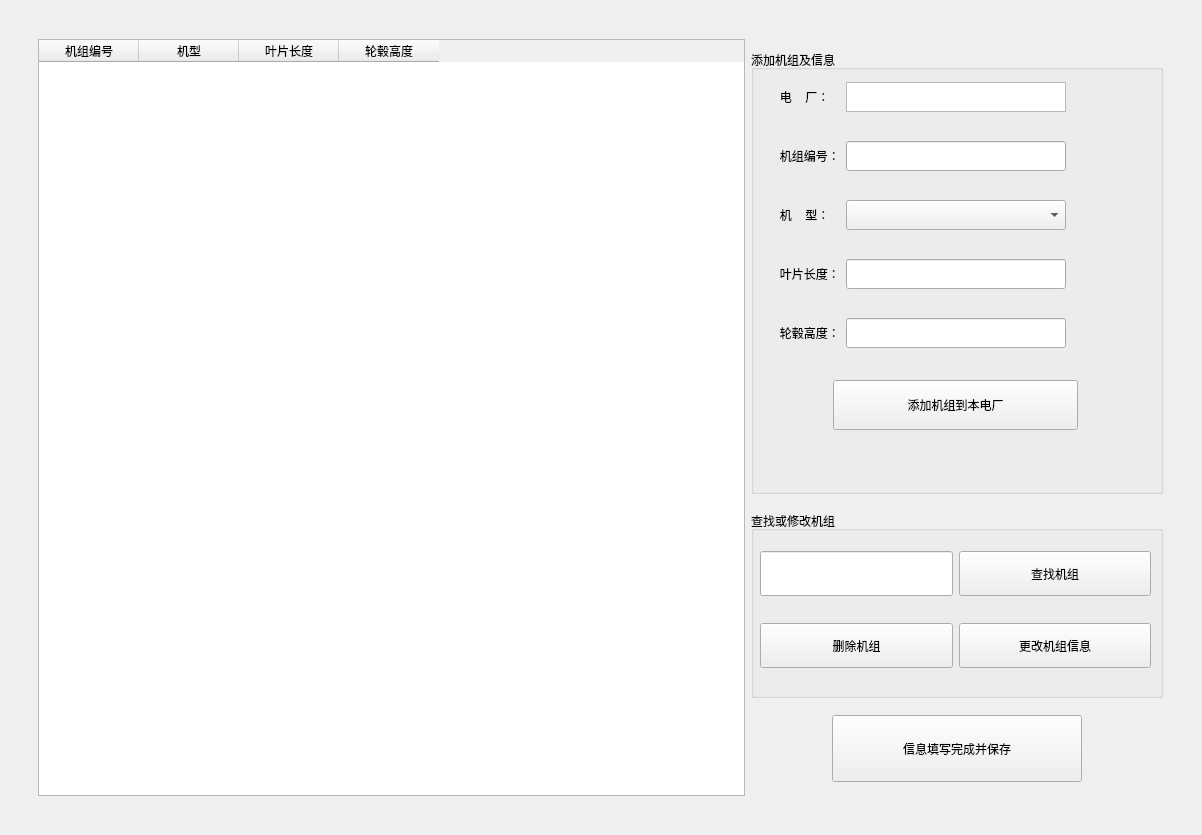
Old version of the form FillInformation.ui in the repository Burgundy-Red/FanBladeDetection.
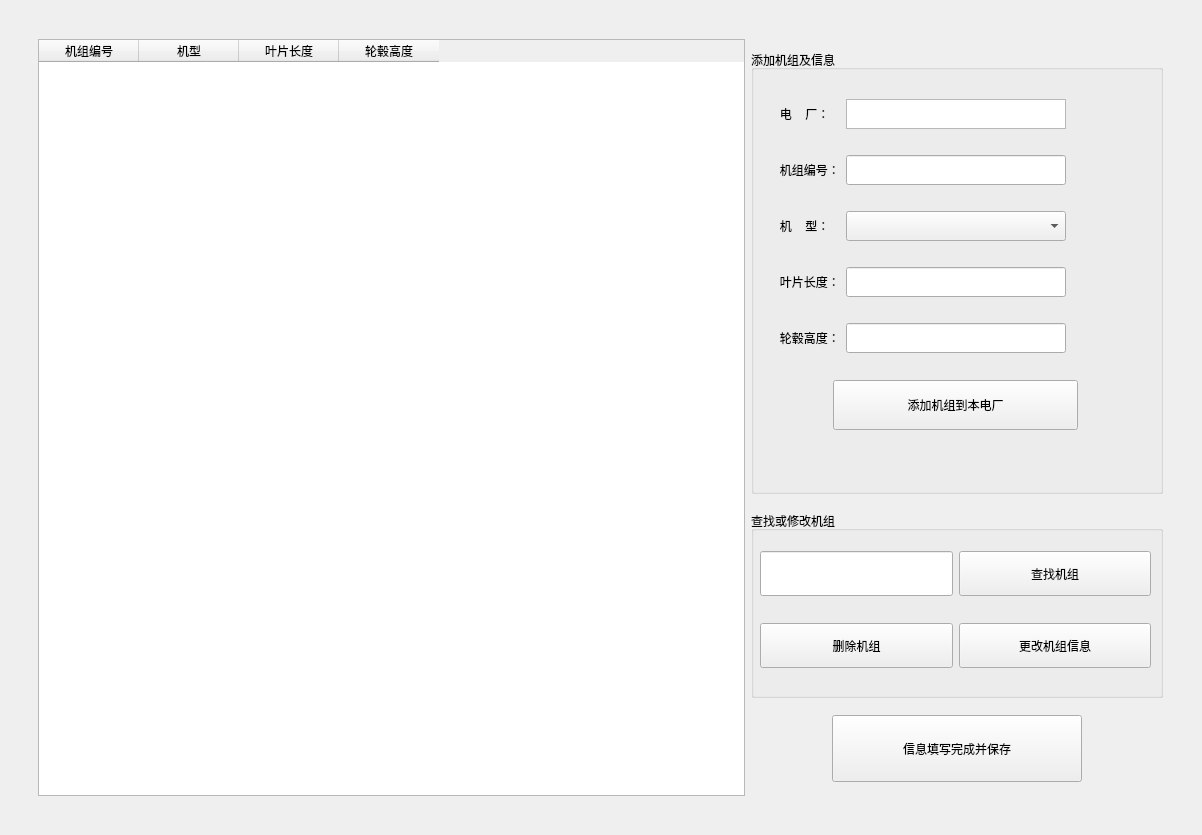
New version of the form.

Patch:
```diff
--- a/FillInformation.ui
+++ b/FillInformation.ui
@@ -93,9 +93,9 @@
             <property name="geometry">
              <rect>
               <x>9</x>
-              <y>9</y>
+              <y>29</y>
               <width>391</width>
-              <height>371</height>
+              <height>351</height>
              </rect>
             </property>
             <layout class="QVBoxLayout" name="verticalLayout_2">
```
Left out of the diff: 28 changed lines with no effect on the pictures.
